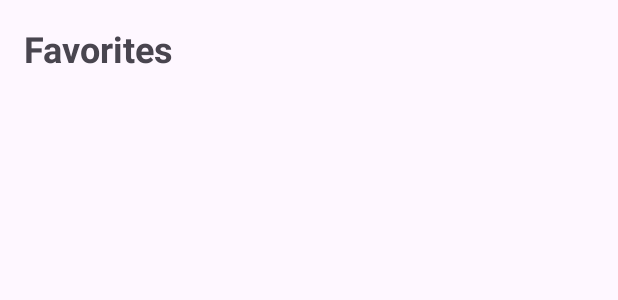
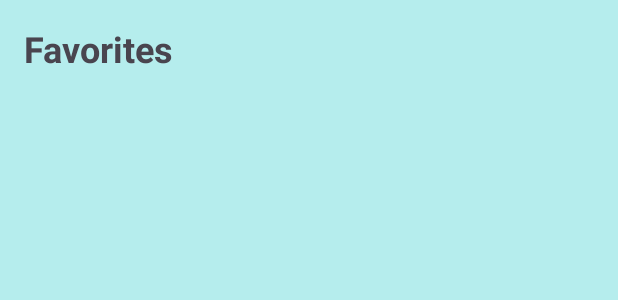
Before and after one commit to lne2003/TravelGuideApp, an Android app: the layout activity_favorites.xml on its own in the app's theme, with its tools: preview values and no code run, on a phone screen of 412 x 824 dp. Shown: the top 300 px of the screen. Run offline under Robolectric (Android 15) with nearby library versions, the phone set to English and light mode, and no system bars.

Commit message:
fixing colours

```diff
--- a/app/src/main/java/com/example/travelguide/FavoritesActivity.java
+++ b/app/src/main/java/com/example/travelguide/FavoritesActivity.java
@@ -9,7 +9,7 @@ import androidx.recyclerview.widget.LinearLayoutManager;
 import androidx.recyclerview.widget.RecyclerView;
 import java.util.List;
 
-public class FavoritesActivity extends AppCompatActivity {
+public class FavoritesActivity extends BaseActivity {
 
     private RecyclerView favoritesRecyclerView;
     private TextView noFavoritesTextView;
@@ -52,4 +52,8 @@ public class FavoritesActivity extends AppCompatActivity {
             favoritesRecyclerView.setVisibility(View.GONE);
         }
     }
+    @Override
+    protected int getSelectedMenuItemId() {
+        return R.id.nav_home; // Adjust based on the context
+    }
 }
--- a/app/src/main/res/layout/activity_favorites.xml
+++ b/app/src/main/res/layout/activity_favorites.xml
@@ -3,7 +3,8 @@
     android:layout_width="match_parent"
     android:layout_height="match_parent"
     android:orientation="vertical"
-    android:padding="16dp">
+    android:padding="16dp"
+    android:background="#B5EDED">
     <TextView
         android:id="@+id/favoritesTitleTextView"
         android:layout_width="wrap_content"
```
Also changed, not shown: app/src/main/res/layout/card_favorite_restaurant.xml (+0 -10 lines).
